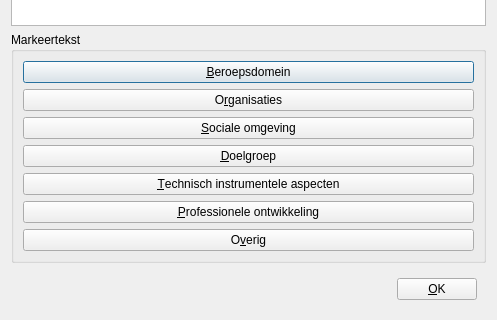
richelbilderbeek/QtConceptMap, file qtconceptmapclassifyexamplesdialog.ui: the form before one commit; both pictures show x 0 to 497 and y 419 to 739 of the 497 by 739 pixel window.
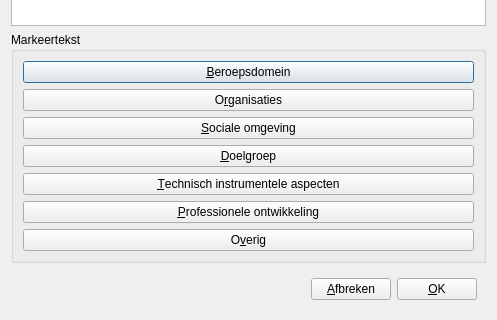
The form after the commit. Icons and pictures are not drawn.

```diff
--- a/qtconceptmapclassifyexamplesdialog.ui
+++ b/qtconceptmapclassifyexamplesdialog.ui
@@ -290,6 +290,16 @@
         </property>
        </spacer>
       </item>
+      <item>
+       <widget class="QPushButton" name="button_cancel">
+        <property name="toolTip">
+         <string>wijzigingen</string>
+        </property>
+        <property name="text">
+         <string>&amp;Afbreken</string>
+        </property>
+       </widget>
+      </item>
       <item>
        <widget class="QPushButton" name="button_ok">
         <property name="text">
```
Left out of the diff: 3 changed lines with no effect on the pictures.
